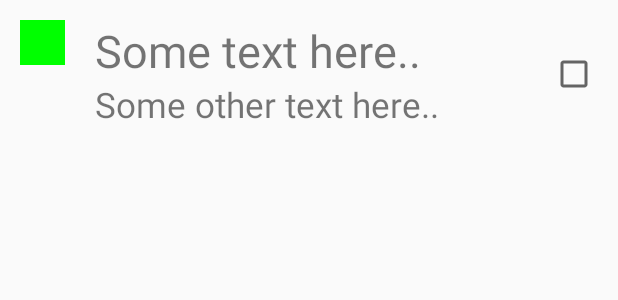
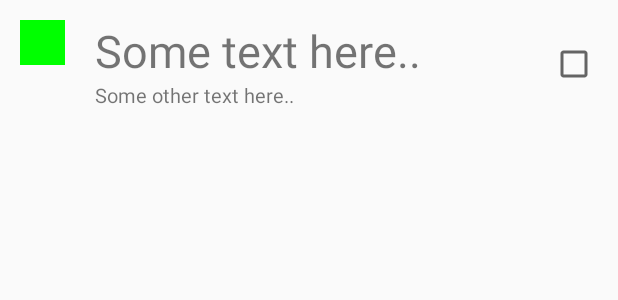
Before and after one commit to jae-anonas/ToDo-App-Android, an Android app: the layout todo_item_layout.xml on its own in the app's theme, with its tools: preview values and no code run, on a phone screen of 412 x 824 dp. Shown: the top 300 px of the screen. Run offline under Robolectric (Android 15) with nearby library versions, the phone set to English and light mode, and no system bars.

```diff
--- a/app/src/main/java/com/example/roosevelt/todo_app_android/ToDoItemsPage.java
+++ b/app/src/main/java/com/example/roosevelt/todo_app_android/ToDoItemsPage.java
@@ -55,6 +55,7 @@ public class ToDoItemsPage extends AppCompatActivity {
         final EditText userInput = (EditText) v.findViewById(R.id.listname);
         userInput.setHint("Enter task here");
         builder.setView(v)
+                .setTitle("Create a new task")
                 .setPositiveButton("ADD", new DialogInterface.OnClickListener() {
                     @Override
                     public void onClick(DialogInterface dialogInterface, int i) {
--- a/app/src/main/res/layout/list_item_layout.xml
+++ b/app/src/main/res/layout/list_item_layout.xml
@@ -26,7 +26,7 @@
         android:id="@+id/text2"
         android:layout_width="wrap_content"
         android:layout_height="wrap_content"
-        android:textSize="23sp"
+        android:textSize="13sp"
         android:layout_below="@id/text1"
         android:layout_toRightOf="@id/colorbox"
         android:text="Some other text here.."
--- a/app/src/main/res/layout/todo_item_layout.xml
+++ b/app/src/main/res/layout/todo_item_layout.xml
@@ -17,13 +17,14 @@
         android:layout_height="wrap_content"
         android:textSize="30sp"
         android:layout_toRightOf="@id/colorbox"
+        android:layout_alignParentTop="true"
         android:text="Some text here.."/>
 
     <TextView
         android:id="@+id/text2"
         android:layout_width="wrap_content"
         android:layout_height="wrap_content"
-        android:textSize="23sp"
+        android:textSize="13sp"
         android:layout_below="@id/text1"
         android:layout_toRightOf="@id/colorbox"
         android:text="Some other text here.."
```
Also changed, not shown: app/src/main/java/com/example/roosevelt/todo_app_android/MainActivity.java (+16 -6 lines), app/src/main/java/com/example/roosevelt/todo_app_android/ToDoListRecyclerViewAdapter.java (+7 -0 lines).
